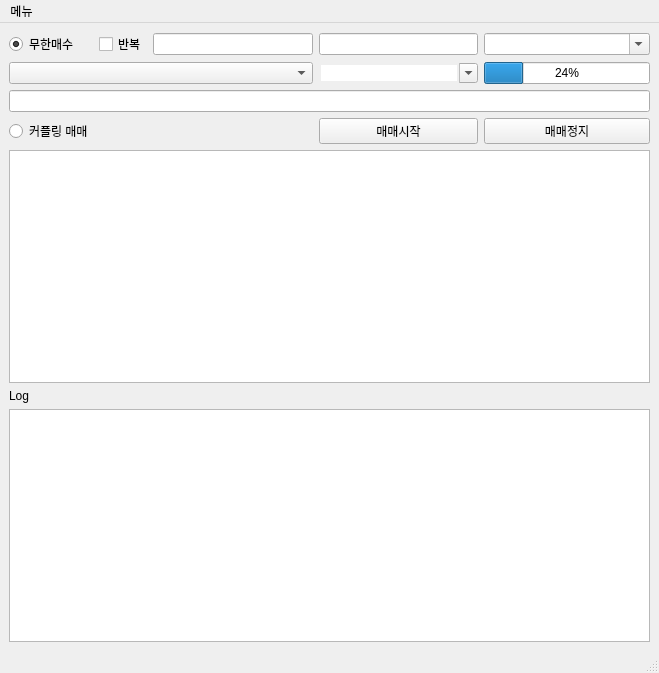
hanwool26/coin_trader, file ui/main.ui: the form before one commit.
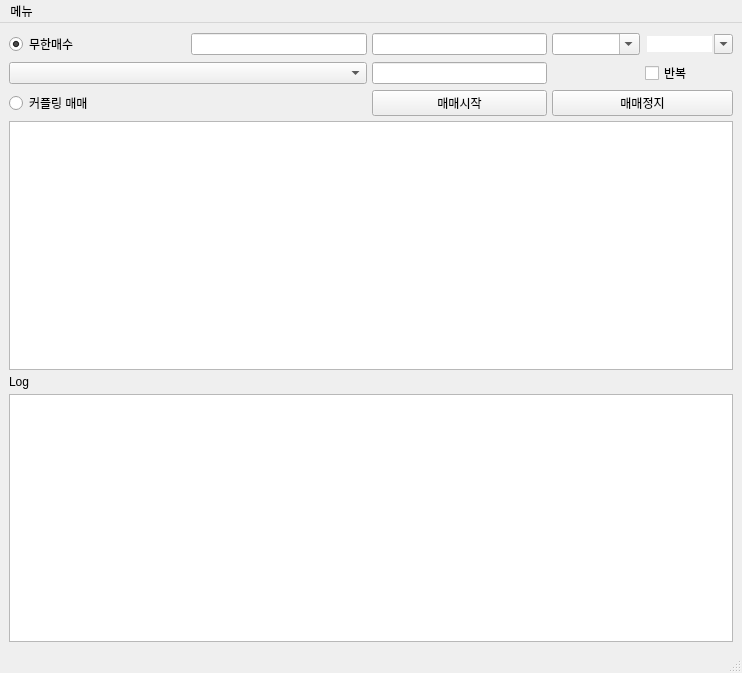
The form after the commit.

Commit message: infinite trade threads are added and UI updated.

What changed in the file:
```diff
--- a/ui/main.ui
+++ b/ui/main.ui
@@ -6,7 +6,7 @@
    <rect>
     <x>0</x>
     <y>0</y>
-    <width>659</width>
+    <width>742</width>
     <height>673</height>
    </rect>
   </property>
@@ -16,43 +16,10 @@
   <widget class="QWidget" name="centralwidget">
    <layout class="QVBoxLayout" name="verticalLayout">
     <item>
-     <layout class="QGridLayout" name="gridLayout" rowstretch="1,0,0,0,0,0,0,0,0" columnstretch="0,0,1,1,1,0">
-      <item row="8" column="0" colspan="6">
-       <widget class="QTextBrowser" name="log_view"/>
-      </item>
-      <item row="6" column="0" colspan="6">
-       <widget class="QTableWidget" name="list_view"/>
-      </item>
-      <item row="3" column="4" colspan="2">
-       <widget class="QPushButton" name="stop_btn">
-        <property name="text">
-         <string>매매정지</string>
-        </property>
-       </widget>
-      </item>
-      <item row="0" column="0">
-       <widget class="QRadioButton" name="infinite_r_btn">
-        <property name="text">
-         <string>무한매수</string>
-        </property>
-        <property name="checked">
-         <bool>true</bool>
-        </property>
-       </widget>
-      </item>
-      <item row="0" column="3">
-       <widget class="QLineEdit" name="invest_asset_lineEdit"/>
-      </item>
-      <item row="1" column="0" colspan="3">
-       <widget class="QComboBox" name="coin_comboBox"/>
-      </item>
-      <item row="1" column="4" colspan="2">
-       <widget class="QProgressBar" name="progressBar">
-        <property name="value">
-         <number>24</number>
-        </property>
-       </widget>
-      </item>
+     <layout class="QGridLayout" name="gridLayout" rowstretch="0,0,0,0,0,0,0,0,0" columnstretch="0,1,2,2,1,1">
+      <property name="spacing">
+       <number>5</number>
+      </property>
       <item row="3" column="0">
        <widget class="QRadioButton" name="couple_r_btn">
         <property name="text">
@@ -60,6 +27,9 @@
         </property>
        </widget>
       </item>
+      <item row="0" column="3">
+       <widget class="QLineEdit" name="invest_asset_lineEdit"/>
+      </item>
       <item row="0" column="2">
        <widget class="QLineEdit" name="asset_info"/>
       </item>
@@ -70,17 +40,57 @@
         </property>
        </widget>
       </item>
-      <item row="2" column="0" colspan="6">
+      <item row="6" column="0" colspan="6">
+       <widget class="QTableWidget" name="list_view"/>
+      </item>
+      <item row="0" column="0">
+       <widget class="QRadioButton" name="infinite_r_btn">
+        <property name="text">
+         <string>무한매수</string>
+        </property>
+        <property name="checked">
+         <bool>true</bool>
+        </property>
+       </widget>
+      </item>
+      <item row="8" column="0" colspan="6">
+       <widget class="QTextBrowser" name="log_view"/>
+      </item>
+      <item row="1" column="3">
        <widget class="QLineEdit" name="profit_lineEdit"/>
       </item>
-      <item row="0" column="4" colspan="2">
+      <item row="1" column="0" colspan="3">
+       <widget class="QComboBox" name="coin_comboBox">
+        <property name="maxVisibleItems">
+         <number>20</number>
+        </property>
+        <property name="sizeAdjustPolicy">
+         <enum>QComboBox::AdjustToContentsOnFirstShow</enum>
+        </property>
+       </widget>
+      </item>
+      <item row="3" column="3">
+       <widget class="QPushButton" name="trade_btn">
+        <property name="text">
+         <string>매매시작</string>
+        </property>
+       </widget>
+      </item>
+      <item row="3" column="4" colspan="2">
+       <widget class="QPushButton" name="stop_btn">
+        <property name="text">
+         <string>매매정지</string>
+        </property>
+       </widget>
+      </item>
+      <item row="0" column="4">
        <widget class="QComboBox" name="asset_rate_comboBox">
         <property name="editable">
          <bool>true</bool>
         </property>
        </widget>
       </item>
-      <item row="1" column="3">
+      <item row="0" column="5">
        <widget class="QComboBox" name="interval_comboBox">
         <property name="autoFillBackground">
          <bool>false</bool>
@@ -99,14 +109,7 @@
         </property>
        </widget>
       </item>
-      <item row="3" column="3">
-       <widget class="QPushButton" name="trade_btn">
-        <property name="text">
-         <string>매매시작</string>
-        </property>
-       </widget>
-      </item>
-      <item row="0" column="1">
+      <item row="1" column="5">
        <widget class="QCheckBox" name="repeat_checkBox">
         <property name="text">
          <string>반복</string>
@@ -122,7 +125,7 @@
     <rect>
      <x>0</x>
      <y>0</y>
-     <width>659</width>
+     <width>742</width>
      <height>21</height>
     </rect>
    </property>
```
The commit also changes 5 other files.
